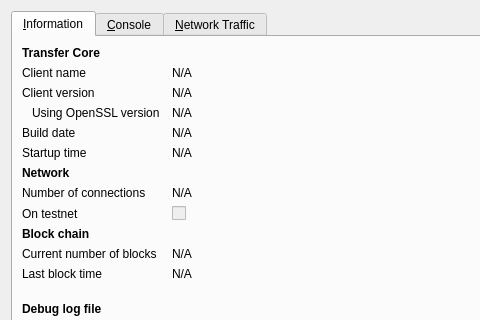
Above: src/qt/forms/rpcconsole.ui from midnight-miner/AmsterdamCoin before the change; both pictures show x 0 to 480 and y 0 to 320 of the 740 by 450 pixel window. Below: the same form after it.
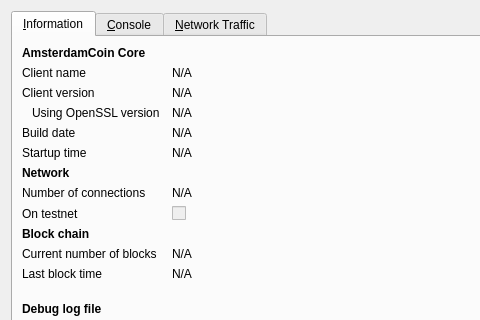
That is the form after the change. Icons and pictures are not drawn. Custom widgets are drawn as their Qt base class.

Commit message: Global rename coin name

Patch:
```diff
--- a/src/qt/forms/rpcconsole.ui
+++ b/src/qt/forms/rpcconsole.ui
@@ -36,7 +36,7 @@
           </font>
          </property>
          <property name="text">
-          <string>Transfer Core</string>
+          <string>AmsterdamCoin Core</string>
          </property>
         </widget>
        </item>
```
Left out of the diff: 6 changed lines with no effect on the pictures. The commit also changes 183 other files.
